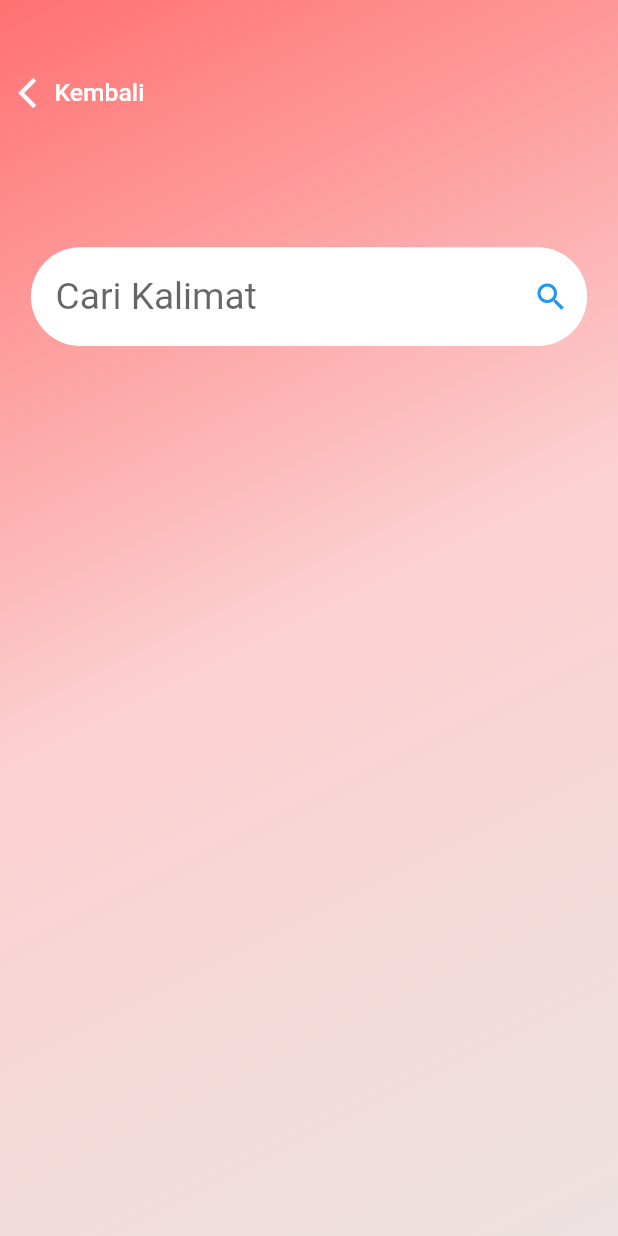
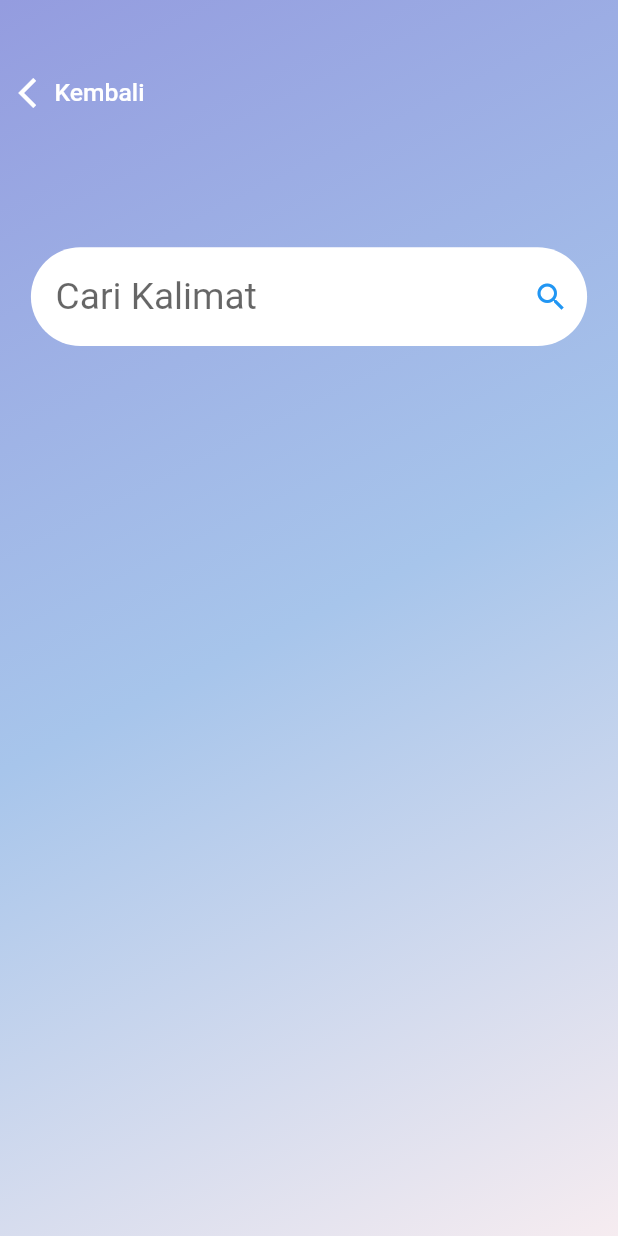
Before and after one commit to hajirr/kamus3bahasa, a Flutter app: the screen it shows after launch, after a tap on "Kamus", on a phone screen of 412 x 824 dp. Run offline on Flutter 3.47's test engine with Material 2 defaults, Android fonts, the phone set to English and light mode, and no system bars; drawn by our look-alikes of pull_to_refresh; our stand-ins replace get, get_storage, google_fonts, hexcolor; statements that could not run were skipped.

Commit message:
fix bugs

```diff
--- a/lib/app/modules/home/views/home_view.dart
+++ b/lib/app/modules/home/views/home_view.dart
@@ -11,6 +11,7 @@ class HomeView extends GetView<HomeController> {
   @override
   Widget build(BuildContext context) {
     return Scaffold(
+        resizeToAvoidBottomInset: false,
         backgroundColor: Colors.white,
         body: SizedBox(
             width: Get.width,
--- a/lib/app/modules/kalimat/views/kalimat_view.dart
+++ b/lib/app/modules/kalimat/views/kalimat_view.dart
@@ -23,9 +23,9 @@ class KalimatView extends GetView<KalimatController> {
                   begin: Alignment.topLeft,
                   end: Alignment.bottomRight,
                   colors: [
-                HexColor("#FF7171"),
-                HexColor("#FCD1D1"),
-                HexColor("#ECE2E1"),
+                HexColor("#949CDF"),
+                HexColor("#A7C5EB"),
+                HexColor("#F6ECF0"),
               ])),
           child: Column(
             mainAxisAlignment: MainAxisAlignment.spaceBetween,
--- a/lib/app/modules/team/views/team_view.dart
+++ b/lib/app/modules/team/views/team_view.dart
@@ -18,9 +18,9 @@ class TeamView extends GetView<TeamController> {
               begin: Alignment.topLeft,
               end: Alignment.bottomRight,
               colors: [
-            HexColor("#FF7171"),
-            HexColor("#FCD1D1"),
-            HexColor("#ECE2E1"),
+            HexColor("#949CDF"),
+            HexColor("#A7C5EB"),
+            HexColor("#F6ECF0"),
           ])),
       child:
           Column(mainAxisAlignment: MainAxisAlignment.spaceBetween, children: [
--- a/lib/app/modules/translate/controllers/translate_controller.dart
+++ b/lib/app/modules/translate/controllers/translate_controller.dart
@@ -20,14 +20,16 @@ class TranslateController extends GetxController {
 
   @override
   void onClose() {}
+
   String searchWord = '';
-
+  int currentDataWord = 0;
+  bool isLoading = false;
+  bool isSearching = false;
   List<Datum> word = [];
   List results = [];
-  bool isLoading = false;
+
   TextEditingController searchWordController = TextEditingController();
   RefreshController scrollController = RefreshController();
-  int currentDataWord = 0;
   HomeController homeController = Get.put(HomeController());
 
   Future getData() async {
@@ -46,6 +48,7 @@ class TranslateController extends GetxController {
     } catch (e) {
       scrollController.refreshFailed();
     }
+    isSearching = false;
   }
 
   void loadData() async {
@@ -65,6 +68,7 @@ class TranslateController extends GetxController {
   }
 
   void searchData() async {
+    isSearching = true;
     results.clear();
     for (var i = 0; i < word.length; i++) {
       if (word[i].bahasa.contains(searchWordController.text) ||
@@ -81,21 +85,33 @@ class TranslateController extends GetxController {
   }
 
   void addBookmark(input) {
-    homeController.box.read(input) == false ||
-            homeController.box.read(input) == null
-        ? homeController.box.write(input, true)
-        : homeController.box.write(input, false);
+    homeController.box.read(input) == true
+        ? homeController.box.write(input, false)
+        : homeController.box.write(input, true);
     update();
+    print("$input ${homeController.box.read(input)}");
   }
 
   void initData() async {
     for (var i = 0; i < 15; i++) {
+      if (isSearching) {
+        if (word[currentDataWord].bahasa.contains(searchWord) ||
+            word[currentDataWord].bebasan.contains(searchWord) ||
+            word[currentDataWord].english.contains(searchWord)) {
+          results.add(Datum(
+              bahasa: word[currentDataWord].bahasa,
+              bebasan: word[currentDataWord].bebasan,
+              english: word[currentDataWord].english,
+              abjad: word[currentDataWord].abjad));
+        }
+      } else {
+        results.add(Datum(
+            bahasa: word[currentDataWord].bahasa,
+            bebasan: word[currentDataWord].bebasan,
+            english: word[currentDataWord].english,
+            abjad: word[currentDataWord].abjad));
+      }
       currentDataWord++;
-      results.add(Datum(
-          bahasa: word[currentDataWord].bahasa,
-          bebasan: word[currentDataWord].bebasan,
-          english: word[currentDataWord].english,
-          abjad: word[currentDataWord].abjad));
     }
     update();
   }
```
Also changed, not shown: lib/app/modules/favorite/controllers/favorite_controller.dart (+28 -12 lines), lib/app/modules/favorite/views/favorite_view.dart (+14 -15 lines), lib/app/modules/kalimat/controllers/kalimat_controller.dart (+34 -8 lines), lib/app/modules/translate/views/translate_view.dart (+15 -23 lines), pubspec.lock.
